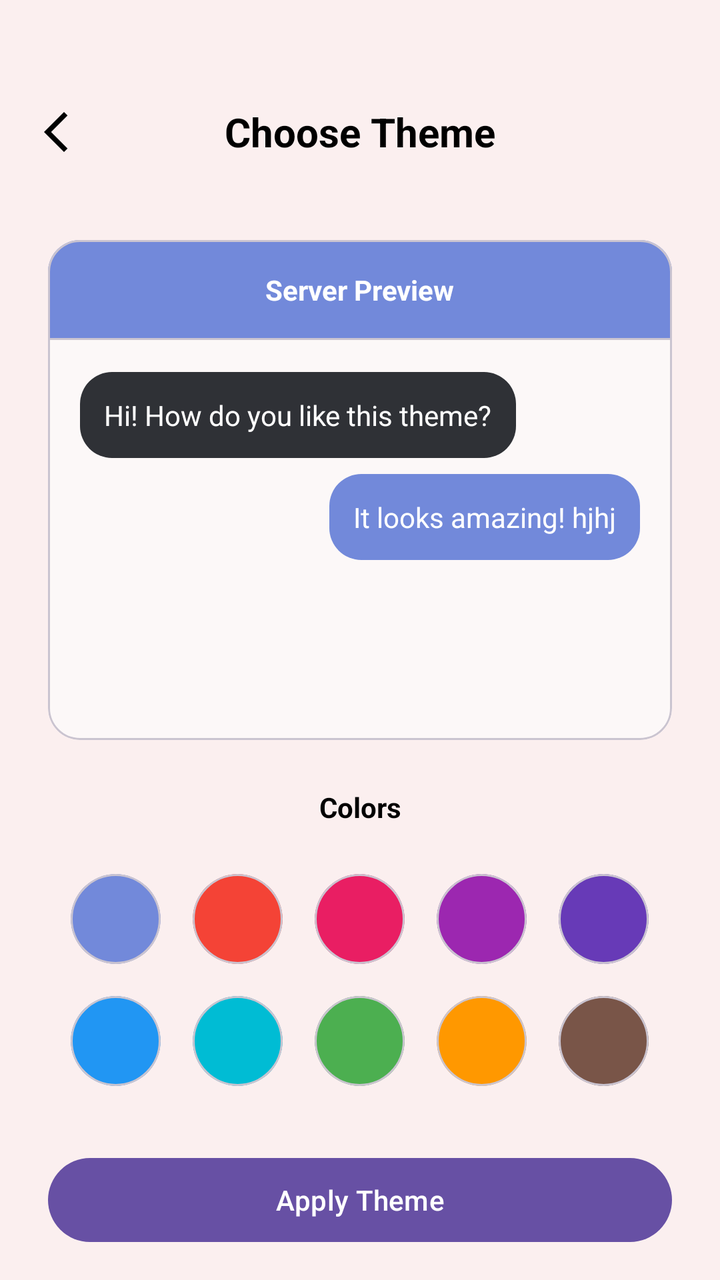
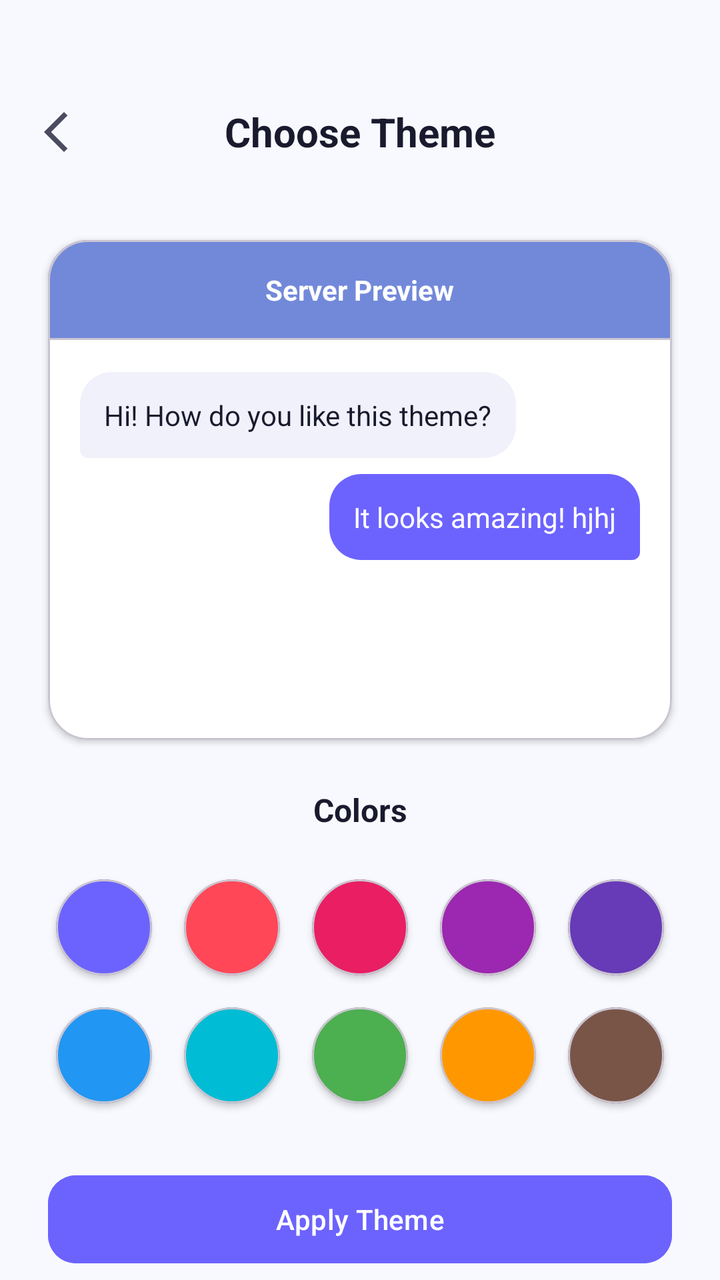

Before-and-after screenshots of an Android layout around one commit, followed by the original layout XML and the change that was made.
<!-- AndroidManifest.xml: application theme Theme.SE114_CallingSystem -->
<!-- res/layout/activity_change_color.xml -->
<?xml version="1.0" encoding="utf-8"?>
<LinearLayout xmlns:android="http://schemas.android.com/apk/res/android"
    xmlns:app="http://schemas.android.com/apk/res-auto"
    android:layout_width="match_parent"
    android:layout_height="match_parent"
    android:orientation="vertical"
    android:background="@color/bg_alter">

    
    <RelativeLayout
        android:layout_width="match_parent"
        android:layout_height="60dp"
        android:paddingHorizontal="16dp"
        android:layout_marginTop="36dp">
        <ImageView
            android:id="@+id/btnBack"
            android:layout_width="24dp"
            android:layout_height="24dp"
            android:layout_centerVertical="true"
            android:src="@drawable/icon_backbutton"
            app:tint="@color/tint_default" />
        <TextView
            android:layout_width="wrap_content"
            android:layout_height="wrap_content"
            android:text="Choose Theme"
            android:textColor="@color/tint_default"
            android:textSize="20sp"
            android:textStyle="bold"
            android:layout_centerInParent="true"/>
    </RelativeLayout>

    
    <com.google.android.material.card.MaterialCardView
        android:layout_width="match_parent"
        android:layout_height="250dp"
        android:layout_margin="24dp"
        app:cardCornerRadius="16dp"
        app:cardBackgroundColor="@color/bg_default">

        <LinearLayout
            android:layout_width="match_parent"
            android:layout_height="match_parent"
            android:orientation="vertical">

            
            <com.google.android.material.card.MaterialCardView
                android:id="@+id/topBarPreview"
                android:layout_width="match_parent"
                android:layout_height="50dp"
                app:cardCornerRadius="0dp"
                app:cardBackgroundColor="#7289DA">
                <TextView
                    android:layout_width="wrap_content"
                    android:layout_height="wrap_content"
                    android:layout_gravity="center"
                    android:text="Server Preview"
                    android:textColor="#FFFFFF"
                    android:textStyle="bold"/>
            </com.google.android.material.card.MaterialCardView>

            
            <LinearLayout
                android:layout_width="match_parent"
                android:layout_height="match_parent"
                android:orientation="vertical"
                android:padding="16dp">
                
                <TextView
                    android:layout_width="wrap_content"
                    android:layout_height="wrap_content"
                    android:text="Hi! How do you like this theme?"
                    android:textColor="#FFFFFF"
                    android:background="@drawable/edittext_background"
                    android:padding="12dp"
                    android:layout_gravity="start"/>
                
                <TextView
                    android:id="@+id/tvSentMessage"
                    android:layout_width="wrap_content"
                    android:layout_height="wrap_content"
                    android:text="It looks amazing! hjhj"
                    android:textColor="#FFFFFF"
                    android:background="@drawable/edittext_background"
                    android:backgroundTint="#7289DA"
                    android:padding="12dp"
                    android:layout_marginTop="8dp"
                    android:layout_gravity="end"/>
            </LinearLayout>
        </LinearLayout>
    </com.google.android.material.card.MaterialCardView>

    <TextView
        android:layout_width="match_parent"
        android:layout_height="wrap_content"
        android:text="Colors"
        android:textAlignment="center"
        android:textColor="@color/tint_default"
        android:textStyle="bold"
        android:layout_marginBottom="16dp"/>

    
    <GridLayout
        android:layout_width="wrap_content"
        android:layout_height="wrap_content"
        android:layout_gravity="center"
        android:columnCount="5"
        android:rowCount="2">
        <com.google.android.material.card.MaterialCardView android:id="@+id/color1" android:layout_width="45dp" android:layout_height="45dp" app:cardCornerRadius="25dp" android:layout_margin="8dp" app:cardBackgroundColor="#7289DA"/>
        <com.google.android.material.card.MaterialCardView android:id="@+id/color2" android:layout_width="45dp" android:layout_height="45dp" app:cardCornerRadius="25dp" android:layout_margin="8dp" app:cardBackgroundColor="#F44336"/>
        <com.google.android.material.card.MaterialCardView android:id="@+id/color3" android:layout_width="45dp" android:layout_height="45dp" app:cardCornerRadius="25dp" android:layout_margin="8dp" app:cardBackgroundColor="#E91E63"/>
        <com.google.android.material.card.MaterialCardView android:id="@+id/color4" android:layout_width="45dp" android:layout_height="45dp" app:cardCornerRadius="25dp" android:layout_margin="8dp" app:cardBackgroundColor="#9C27B0"/>
        <com.google.android.material.card.MaterialCardView android:id="@+id/color5" android:layout_width="45dp" android:layout_height="45dp" app:cardCornerRadius="25dp" android:layout_margin="8dp" app:cardBackgroundColor="#673AB7"/>
        <com.google.android.material.card.MaterialCardView android:id="@+id/color6" android:layout_width="45dp" android:layout_height="45dp" app:cardCornerRadius="25dp" android:layout_margin="8dp" app:cardBackgroundColor="#2196F3"/>
        <com.google.android.material.card.MaterialCardView android:id="@+id/color7" android:layout_width="45dp" android:layout_height="45dp" app:cardCornerRadius="25dp" android:layout_margin="8dp" app:cardBackgroundColor="#00BCD4"/>
        <com.google.android.material.card.MaterialCardView android:id="@+id/color8" android:layout_width="45dp" android:layout_height="45dp" app:cardCornerRadius="25dp" android:layout_margin="8dp" app:cardBackgroundColor="#4CAF50"/>
        <com.google.android.material.card.MaterialCardView android:id="@+id/color9" android:layout_width="45dp" android:layout_height="45dp" app:cardCornerRadius="25dp" android:layout_margin="8dp" app:cardBackgroundColor="#FF9800"/>
        <com.google.android.material.card.MaterialCardView android:id="@+id/color10" android:layout_width="45dp" android:layout_height="45dp" app:cardCornerRadius="25dp" android:layout_margin="8dp" app:cardBackgroundColor="#795548"/>
    </GridLayout>

    
    <Button
        android:id="@+id/btnSaveTheme"
        android:layout_width="match_parent"
        android:layout_height="50dp"
        android:layout_marginHorizontal="24dp"
        android:layout_marginTop="24dp"
        android:text="Apply Theme"
        android:textColor="#FFFFFF" />
</LinearLayout>
<!-- resources referenced by this layout -->
<resources>
  <color name="bg_alter">#FBEFEF</color>
  <color name="bg_default">#FCF8F8</color>
  <color name="tint_default">#000000</color>
  <!-- drawable edittext_background (drawable) -->
  <?xml version="1.0" encoding="utf-8"?>
  <shape xmlns:android="http://schemas.android.com/apk/res/android"
      android:shape="rectangle">
      
      <solid android:color="#2F3136" />
      
      <corners android:radius="16dp" />
  </shape>
  <!-- drawable icon_backbutton (drawable) -->
  <vector xmlns:android="http://schemas.android.com/apk/res/android"
      android:width="24dp"
      android:height="24dp"
      android:viewportWidth="960"
      android:viewportHeight="960">
    <path
        android:pathData="M640,880 L240,480l400,-400 71,71 -329,329 329,329 -71,71Z"
        android:fillColor="#000000"/>
  </vector>
  <style name="Theme.SE114_CallingSystem" parent="Base.Theme.SE114_CallingSystem" />
  <style name="Base.Theme.SE114_CallingSystem" parent="Theme.Material3.DayNight.NoActionBar">
          
          
      </style>
</resources>

<!-- the commit's change to res/layout/activity_change_color.xml (unified diff, before → after) -->
@@ -4,7 +4,7 @@
     android:layout_width="match_parent"
     android:layout_height="match_parent"
     android:orientation="vertical"
-    android:background="@color/bg_alter">
+    android:background="@color/bg_primary">
 
     
     <RelativeLayout
@@ -18,12 +18,12 @@
             android:layout_height="24dp"
             android:layout_centerVertical="true"
             android:src="@drawable/icon_backbutton"
-            app:tint="@color/tint_default" />
+            app:tint="@color/icon_tint" />
         <TextView
             android:layout_width="wrap_content"
             android:layout_height="wrap_content"
             android:text="Choose Theme"
-            android:textColor="@color/tint_default"
+            android:textColor="@color/text_primary"
             android:textSize="20sp"
             android:textStyle="bold"
             android:layout_centerInParent="true"/>
@@ -34,8 +34,9 @@
         android:layout_width="match_parent"
         android:layout_height="250dp"
         android:layout_margin="24dp"
-        app:cardCornerRadius="16dp"
-        app:cardBackgroundColor="@color/bg_default">
+        app:cardCornerRadius="20dp"
+        app:cardBackgroundColor="@color/bg_secondary"
+        app:cardElevation="2dp">
 
         <LinearLayout
             android:layout_width="match_parent"
@@ -64,24 +65,21 @@
                 android:layout_height="match_parent"
                 android:orientation="vertical"
                 android:padding="16dp">
-                
                 <TextView
                     android:layout_width="wrap_content"
                     android:layout_height="wrap_content"
                     android:text="Hi! How do you like this theme?"
-                    android:textColor="#FFFFFF"
-                    android:background="@drawable/edittext_background"
+                    android:textColor="@color/bubble_text_received"
+                    android:background="@drawable/bg_chat_left"
                     android:padding="12dp"
                     android:layout_gravity="start"/>
-                
                 <TextView
                     android:id="@+id/tvSentMessage"
                     android:layout_width="wrap_content"
                     android:layout_height="wrap_content"
                     android:text="It looks amazing! hjhj"
-                    android:textColor="#FFFFFF"
-                    android:background="@drawable/edittext_background"
-                    android:backgroundTint="#7289DA"
+                    android:textColor="@color/bubble_text_sent"
+                    android:background="@drawable/border_chat"
                     android:padding="12dp"
                     android:layout_marginTop="8dp"
                     android:layout_gravity="end"/>
@@ -94,8 +92,9 @@
         android:layout_height="wrap_content"
         android:text="Colors"
         android:textAlignment="center"
-        android:textColor="@color/tint_default"
+        android:textColor="@color/text_primary"
         android:textStyle="bold"
+        android:textSize="16sp"
         android:layout_marginBottom="16dp"/>
 
     
@@ -105,25 +104,27 @@
         android:layout_gravity="center"
         android:columnCount="5"
         android:rowCount="2">
-        <com.google.android.material.card.MaterialCardView android:id="@+id/color1" android:layout_width="45dp" android:layout_height="45dp" app:cardCornerRadius="25dp" android:layout_margin="8dp" app:cardBackgroundColor="#7289DA"/>
-        <com.google.android.material.card.MaterialCardView android:id="@+id/color2" android:layout_width="45dp" android:layout_height="45dp" app:cardCornerRadius="25dp" android:layout_margin="8dp" app:cardBackgroundColor="#F44336"/>
-        <com.google.android.material.card.MaterialCardView android:id="@+id/color3" android:layout_width="45dp" android:layout_height="45dp" app:cardCornerRadius="25dp" android:layout_margin="8dp" app:cardBackgroundColor="#E91E63"/>
-        <com.google.android.material.card.MaterialCardView android:id="@+id/color4" android:layout_width="45dp" android:layout_height="45dp" app:cardCornerRadius="25dp" android:layout_margin="8dp" app:cardBackgroundColor="#9C27B0"/>
-        <com.google.android.material.card.MaterialCardView android:id="@+id/color5" android:layout_width="45dp" android:layout_height="45dp" app:cardCornerRadius="25dp" android:layout_margin="8dp" app:cardBackgroundColor="#673AB7"/>
-        <com.google.android.material.card.MaterialCardView android:id="@+id/color6" android:layout_width="45dp" android:layout_height="45dp" app:cardCornerRadius="25dp" android:layout_margin="8dp" app:cardBackgroundColor="#2196F3"/>
-        <com.google.android.material.card.MaterialCardView android:id="@+id/color7" android:layout_width="45dp" android:layout_height="45dp" app:cardCornerRadius="25dp" android:layout_margin="8dp" app:cardBackgroundColor="#00BCD4"/>
-        <com.google.android.material.card.MaterialCardView android:id="@+id/color8" android:layout_width="45dp" android:layout_height="45dp" app:cardCornerRadius="25dp" android:layout_margin="8dp" app:cardBackgroundColor="#4CAF50"/>
-        <com.google.android.material.card.MaterialCardView android:id="@+id/color9" android:layout_width="45dp" android:layout_height="45dp" app:cardCornerRadius="25dp" android:layout_margin="8dp" app:cardBackgroundColor="#FF9800"/>
-        <com.google.android.material.card.MaterialCardView android:id="@+id/color10" android:layout_width="45dp" android:layout_height="45dp" app:cardCornerRadius="25dp" android:layout_margin="8dp" app:cardBackgroundColor="#795548"/>
+        <com.google.android.material.card.MaterialCardView android:id="@+id/color1" android:layout_width="48dp" android:layout_height="48dp" app:cardCornerRadius="24dp" android:layout_margin="8dp" app:cardBackgroundColor="#6C63FF" app:cardElevation="2dp"/>
+        <com.google.android.material.card.MaterialCardView android:id="@+id/color2" android:layout_width="48dp" android:layout_height="48dp" app:cardCornerRadius="24dp" android:layout_margin="8dp" app:cardBackgroundColor="#FF4757" app:cardElevation="2dp"/>
+        <com.google.android.material.card.MaterialCardView android:id="@+id/color3" android:layout_width="48dp" android:layout_height="48dp" app:cardCornerRadius="24dp" android:layout_margin="8dp" app:cardBackgroundColor="#E91E63" app:cardElevation="2dp"/>
+        <com.google.android.material.card.MaterialCardView android:id="@+id/color4" android:layout_width="48dp" android:layout_height="48dp" app:cardCornerRadius="24dp" android:layout_margin="8dp" app:cardBackgroundColor="#9C27B0" app:cardElevation="2dp"/>
+        <com.google.android.material.card.MaterialCardView android:id="@+id/color5" android:layout_width="48dp" android:layout_height="48dp" app:cardCornerRadius="24dp" android:layout_margin="8dp" app:cardBackgroundColor="#673AB7" app:cardElevation="2dp"/>
+        <com.google.android.material.card.MaterialCardView android:id="@+id/color6" android:layout_width="48dp" android:layout_height="48dp" app:cardCornerRadius="24dp" android:layout_margin="8dp" app:cardBackgroundColor="#2196F3" app:cardElevation="2dp"/>
+        <com.google.android.material.card.MaterialCardView android:id="@+id/color7" android:layout_width="48dp" android:layout_height="48dp" app:cardCornerRadius="24dp" android:layout_margin="8dp" app:cardBackgroundColor="#00BCD4" app:cardElevation="2dp"/>
+        <com.google.android.material.card.MaterialCardView android:id="@+id/color8" android:layout_width="48dp" android:layout_height="48dp" app:cardCornerRadius="24dp" android:layout_margin="8dp" app:cardBackgroundColor="#4CAF50" app:cardElevation="2dp"/>
+        <com.google.android.material.card.MaterialCardView android:id="@+id/color9" android:layout_width="48dp" android:layout_height="48dp" app:cardCornerRadius="24dp" android:layout_margin="8dp" app:cardBackgroundColor="#FF9800" app:cardElevation="2dp"/>
+        <com.google.android.material.card.MaterialCardView android:id="@+id/color10" android:layout_width="48dp" android:layout_height="48dp" app:cardCornerRadius="24dp" android:layout_margin="8dp" app:cardBackgroundColor="#795548" app:cardElevation="2dp"/>
     </GridLayout>
 
     
-    <Button
+    <com.google.android.material.button.MaterialButton
         android:id="@+id/btnSaveTheme"
         android:layout_width="match_parent"
-        android:layout_height="50dp"
+        android:layout_height="52dp"
         android:layout_marginHorizontal="24dp"
         android:layout_marginTop="24dp"
         android:text="Apply Theme"
-        android:textColor="#FFFFFF" />
+        android:textColor="@color/text_on_accent"
+        android:backgroundTint="@color/accent"
+        app:cornerRadius="14dp" />
 </LinearLayout>
<!-- resource entries referenced after the edit -->
@@ -1,16 +1,33 @@
 <!-- resources referenced by this layout -->
 <resources>
-  <color name="bg_alter">#FBEFEF</color>
-  <color name="bg_default">#FCF8F8</color>
-  <color name="tint_default">#000000</color>
-  <!-- drawable edittext_background (drawable) -->
+  <color name="accent">#6C63FF</color>
+  <color name="bg_primary">#F8F9FE</color>
+  <color name="bg_secondary">#FFFFFF</color>
+  <color name="bubble_text_received">#1A1A2E</color>
+  <color name="bubble_text_sent">#FFFFFF</color>
+  <color name="icon_tint">#4A4A60</color>
+  <color name="text_on_accent">#FFFFFF</color>
+  <color name="text_primary">#1A1A2E</color>
+  <!-- drawable bg_chat_left (drawable) -->
+  <?xml version="1.0" encoding="utf-8"?>
+  <shape xmlns:android="http://schemas.android.com/apk/res/android">
+      <solid android:color="@color/bubble_received" />
+      <corners
+          android:topLeftRadius="16dp"
+          android:topRightRadius="16dp"
+          android:bottomRightRadius="16dp"
+          android:bottomLeftRadius="4dp" />
+  </shape>
+  <!-- drawable border_chat (drawable) -->
   <?xml version="1.0" encoding="utf-8"?>
   <shape xmlns:android="http://schemas.android.com/apk/res/android"
       android:shape="rectangle">
-      
-      <solid android:color="#2F3136" />
-      
-      <corners android:radius="16dp" />
+      <solid android:color="@color/bubble_sent" />
+      <corners
+          android:topLeftRadius="16dp"
+          android:topRightRadius="16dp"
+          android:bottomLeftRadius="16dp"
+          android:bottomRightRadius="4dp" />
   </shape>
   <!-- drawable icon_backbutton (drawable) -->
   <vector xmlns:android="http://schemas.android.com/apk/res/android"
@@ -23,9 +40,16 @@
         android:fillColor="#000000"/>
   </vector>
   <style name="Theme.SE114_CallingSystem" parent="Base.Theme.SE114_CallingSystem" />
+  <color name="bubble_received">#F0F1FA</color>
+  <color name="bubble_sent">#6C63FF</color>
   <style name="Base.Theme.SE114_CallingSystem" parent="Theme.Material3.DayNight.NoActionBar">
-          
-          
+          <item name="colorPrimary">@color/accent</item>
+          <item name="colorOnPrimary">@color/text_on_accent</item>
+          <item name="colorSecondary">@color/accent_light</item>
+          <item name="android:windowBackground">@color/bg_primary</item>
+          <item name="android:statusBarColor">@color/bg_primary</item>
+          <item name="android:navigationBarColor">@color/bg_primary</item>
       </style>
+  <color name="accent_light">#8B83FF</color>
 </resources>
 
